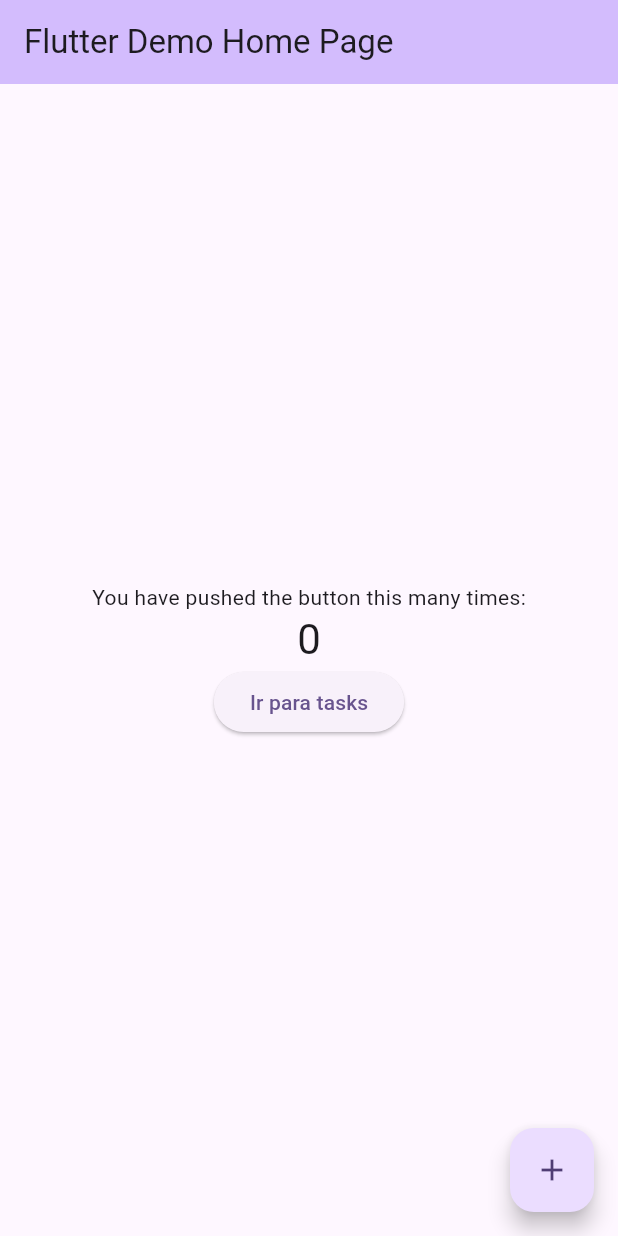
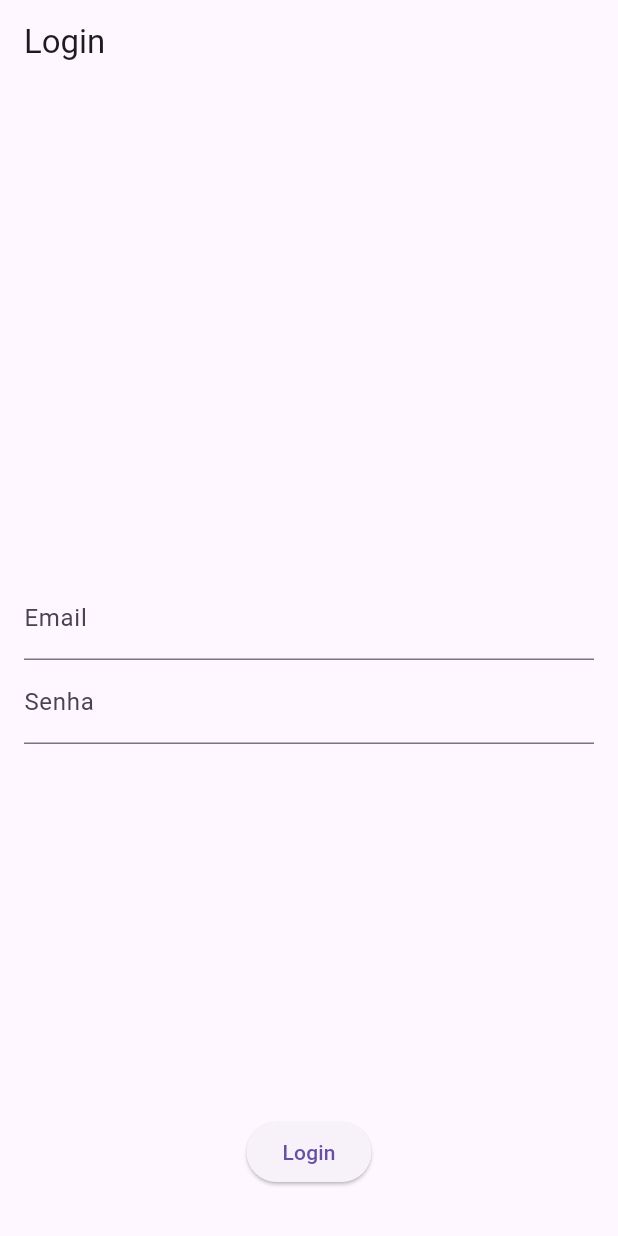
Before and after one commit to JvLetsBora/Learnig_go, a Flutter app: the screen it shows after launch, on a phone screen of 412 x 824 dp. Run offline on Flutter 3.47's test engine with Material 3 defaults, Android fonts, the light colour scheme and no system bars.

Commit message:
Iniciando a Docs da Ultima Ponderada

```diff
--- a/P1/flutter_point/flutter_application_1/lib/data/models/user.dart
+++ b/P1/flutter_point/flutter_application_1/lib/data/models/user.dart
@@ -17,7 +17,7 @@ class Task {
 
       title: map['title'],
       description: map['description'],
-      ownerId: map['owner_id'] // 'owner_id' em vez de 'ownerId' conforme fornecido na resposta JSON
+      ownerId: map['owner_id']
     );
   }
 }
@@ -36,7 +36,7 @@ class UserModel {
   factory UserModel.fromMap(Map<String, dynamic> map) {
     return UserModel(
       email: map["email"],
-      isActive: map["is_active"], // 'is_active' em vez de 'isActive' conforme fornecido na resposta JSON
+      isActive: map["is_active"],
       tasks: List<Task>.from((map["tasks"] as List).map((task) => Task.fromMap(task)))
     );
   }
--- a/P1/flutter_point/flutter_application_1/lib/main.dart
+++ b/P1/flutter_point/flutter_application_1/lib/main.dart
@@ -1,5 +1,7 @@
+import 'dart:convert';
 import 'package:flutter/material.dart';
 import 'package:flutter_application_1/pages/segunda_pagina.dart';
+import 'package:http/http.dart' as http;
 
 void main() {
   runApp(const MyApp());
@@ -8,105 +10,144 @@ void main() {
 class MyApp extends StatelessWidget {
   const MyApp({super.key});
 
-  // This widget is the root of your application.
   @override
   Widget build(BuildContext context) {
     return MaterialApp(
       title: 'Flutter Demo',
       theme: ThemeData(
-
-        colorScheme: ColorScheme.fromSeed(seedColor: Colors.deepPurple),
-        useMaterial3: true,
+        primarySwatch: Colors.blue,
       ),
-      home: const MyHomePage(title: 'Flutter Demo Home Page'),
-
+      home: const HomePage(),
     );
   }
 }
 
-class MyHomePage extends StatefulWidget {
-  const MyHomePage({super.key, required this.title});
-
-
-
-  final String title;
+class HomePage extends StatefulWidget {
+  const HomePage({super.key});
 
   @override
-  State<MyHomePage> createState() => _MyHomePageState();
+  State<HomePage> createState() => _HomePageState();
 }
 
-class _MyHomePageState extends State<MyHomePage> {
-  int _counter = 0;
+class _HomePageState extends State<HomePage> {
+  final _formKey = GlobalKey<FormState>();
+  String _email = '';
+  String _password = '';
+  bool _isLoading = false;
+  String _idUser = '';
 
-  void _incrementCounter() {
-    setState(() {
+  Future<bool> _validateCredentials(String email, String password, BuildContext context) async {
+    // Simula uma chamada de API para validar as credenciais
+    final response = await Future.delayed(const Duration(seconds: 2), () {
+      return http.get(
+        Uri.parse('http://172.29.96.1:8000/auth/$email/$password'),
+        headers: {'Content-Type': 'application/json'},
+      );
+    });
 
-      _counter++;
-    });
+    // Se a resposta da API for bem-sucedida e as credenciais forem válidas, retorne true
+    if (response.statusCode == 200) {
+      final jsonResponse = jsonDecode(response.body);
+      _idUser = jsonResponse['access_token'];
+      return true;
+    } else {
+      return false;
+    }
   }
 
   @override
   Widget build(BuildContext context) {
-
     return Scaffold(
       appBar: AppBar(
-
-        backgroundColor: Theme.of(context).colorScheme.inversePrimary,
-
-        title: Text(widget.title),
+        title: const Text('Login'),
       ),
-      body: Center(
-
+      body: _isLoading
+          ? const Center(
+              child: CircularProgressIndicator(),
+            )
+          : Center(
+              child: Padding(
+                padding: const EdgeInsets.all(16.0),
+                child: Form(
+                  key: _formKey,
+                  child: Stack(
+                    children: [
+                      Align(
+                        alignment: Alignment.center,
                         child: Column(
-
-          mainAxisAlignment: MainAxisAlignment.center,
-          children: <Widget>[
-            const Text(
-              'You have pushed the button this many times:',
+                          mainAxisSize: MainAxisSize.min,
+                          children: [
+                            TextFormField(
+                              decoration: const InputDecoration(
+                                labelText: 'Email',
                               ),
-            Text(
-              '$_counter',
-              style: Theme.of(context).textTheme.headlineMedium,
+                              validator: (value) {
+                                if (value == null || value.isEmpty) {
+                                  return 'Por favor, digite seu email';
+                                }
+                                return null;
+                              },
+                              onSaved: (value) {
+                                _email = value!;
+                              },
                             ),
-            ElevatedButton(onPressed: (){
-              Navigator.push(context, MaterialPageRoute(builder: (builder) => const SegundaTela()));
-            }, child: const Text("Ir para tasks"),)
+                            TextFormField(
+                              decoration: const InputDecoration(
+                                labelText: 'Senha',
+                              ),
+                              obscureText: true,
+                              validator: (value) {
+                                if (value == null || value.isEmpty) {
+                                  return 'Por favor, digite sua senha';
+                                }
+                                return null;
+                              },
+                              onSaved: (value) {
+                                _password = value!;
+                              },
+                            ),
                           ],
                         ),
-
                       ),
-      floatingActionButton: FloatingActionButton(
-        onPressed: _incrementCounter,
-        tooltip: 'Increment',
-        child: const Icon(Icons.add),
+                      Positioned(
+                        bottom: 16.0,
+                        left: 0,
+                        right: 0,
+                        child: Center(
+                          child: ElevatedButton(
+                            onPressed: () async {
+                              if (_formKey.currentState!.validate()) {
+                                _formKey.currentState!.save();
+                                setState(() {
+                                  _isLoading = true;
+                                });
+                                final isValid = await _validateCredentials(_email, _password, context);
+                                setState(() {
+                                  _isLoading = false;
+                                });
+                                if (mounted) {
+                                  if (isValid) {
+                                    Navigator.push(
+                                      context,
+                                      MaterialPageRoute(builder: (context) => SegundaTela(idUser: _idUser)),
+                                    );
+                                  } else {
+                                    ScaffoldMessenger.of(context).showSnackBar(
+                                      const SnackBar(content: Text('Credenciais inválidas')),
+                                    );
+                                  }
+                                }
+                              }
+                            },
+                            child: const Text('Login'),
+                          ),
+                        ),
+                      ),
+                    ],
+                  ),
+                ),
+              ),
             ),
     );
   }
 }
-
-class NewWindows extends StatelessWidget {
-  const NewWindows({super.key});
-
-  @override
-  Widget build(BuildContext context){
-    return Scaffold(
-      appBar: AppBar(title: const Text("Salve mundo!"),actions: [build(context)],),
-      body: const Column(children: [
-        AboutDialog(applicationName: "Salve",),
-        Row(
-          children: [
-            Text("data"),
-            Text("data"),
-          ],
-        ),
-                Row(
-          children: [
-            Text("data"),
-            Text("data"),
-          ],
-        ),
-
-        ],),
-    );
-  }
-}
--- a/P1/flutter_point/flutter_application_1/lib/pages/segunda_pagina.dart
+++ b/P1/flutter_point/flutter_application_1/lib/pages/segunda_pagina.dart
@@ -56,7 +56,7 @@ class User {
 
 Future<Task> createTask(String title, String description) async {
   final response = await http.post(
-    Uri.parse('http://172.29.96.1:8000/users/1/tasks/'),
+    Uri.parse('http://10.150.8.240:8000/users/1/tasks/'),
     headers: <String, String>{
       'Content-Type': 'application/json; charset=UTF-8',
     },
@@ -77,7 +77,7 @@ Future<Task> createTask(String title, String description) async {
 
 Future<Task> updateTask(int taskId, String title, String description) async {
   final response = await http.put(
-    Uri.parse('http://172.29.96.1:8000/tasks/$taskId'),
+    Uri.parse('http://10.150.8.240:8000/tasks/$taskId'),
      headers: <String, String>{
       'Content-Type': 'application/json; charset=UTF-8',
     },
@@ -97,7 +97,7 @@ Future<Task> updateTask(int taskId, String title, String description) async {
 
 Future<Task> deleteTask(int taskId) async {
   final response = await http.delete(
-    Uri.parse('http://172.29.96.1:8000/tasks/$taskId'),
+    Uri.parse('http://10.150.8.240:8000/tasks/$taskId'),
     headers: <String, String>{
       'Content-Type': 'application/json; charset=UTF-8',
     },
@@ -113,7 +113,7 @@ Future<Task> deleteTask(int taskId) async {
 
 
 Future<User> fetchUser(int userId) async {
-  final response = await http.get(Uri.parse('http://172.29.96.1:8000/users/1/'));
+  final response = await http.get(Uri.parse('http://10.150.8.240:8000/users/1/'));
 
   if (response.statusCode == 200) {
     return User.fromJson(jsonDecode(response.body));
@@ -123,7 +123,10 @@ Future<User> fetchUser(int userId) async {
 }
 
 class SegundaTela extends StatefulWidget {
-  const SegundaTela({super.key});
+  const SegundaTela({super.key, required this.idUser});
+
+  final String idUser;
+
 
   @override
   State<SegundaTela> createState() => _SegundaTelaState();
```
Also changed, not shown: 1 other file. Lines whose indentation alone changed are shown as unchanged.
